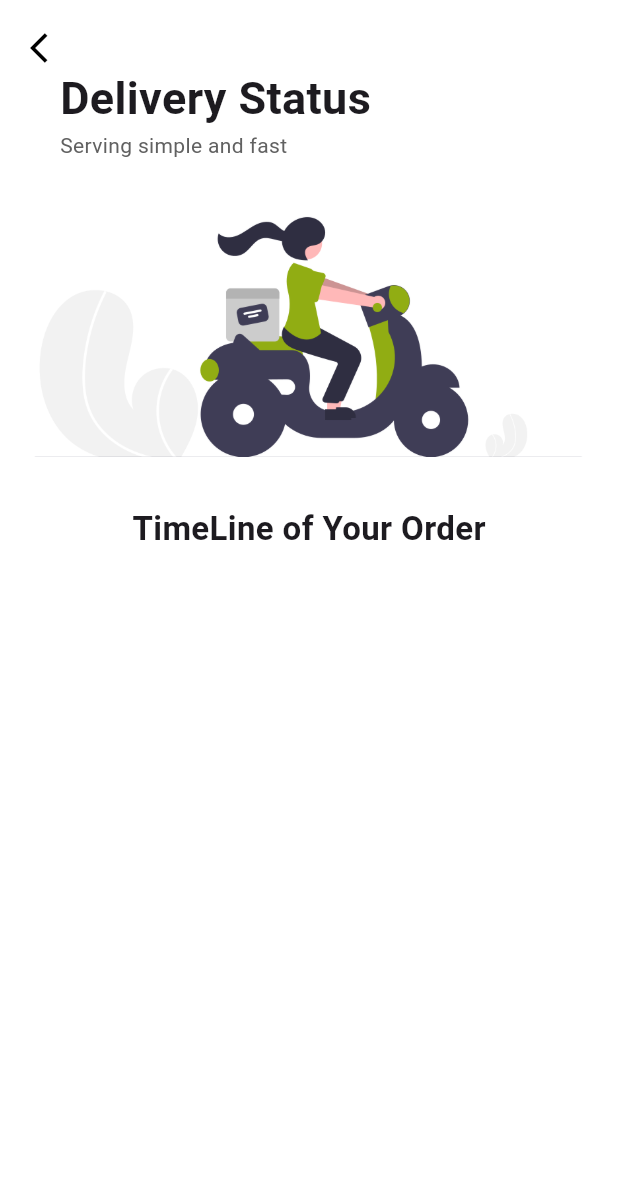
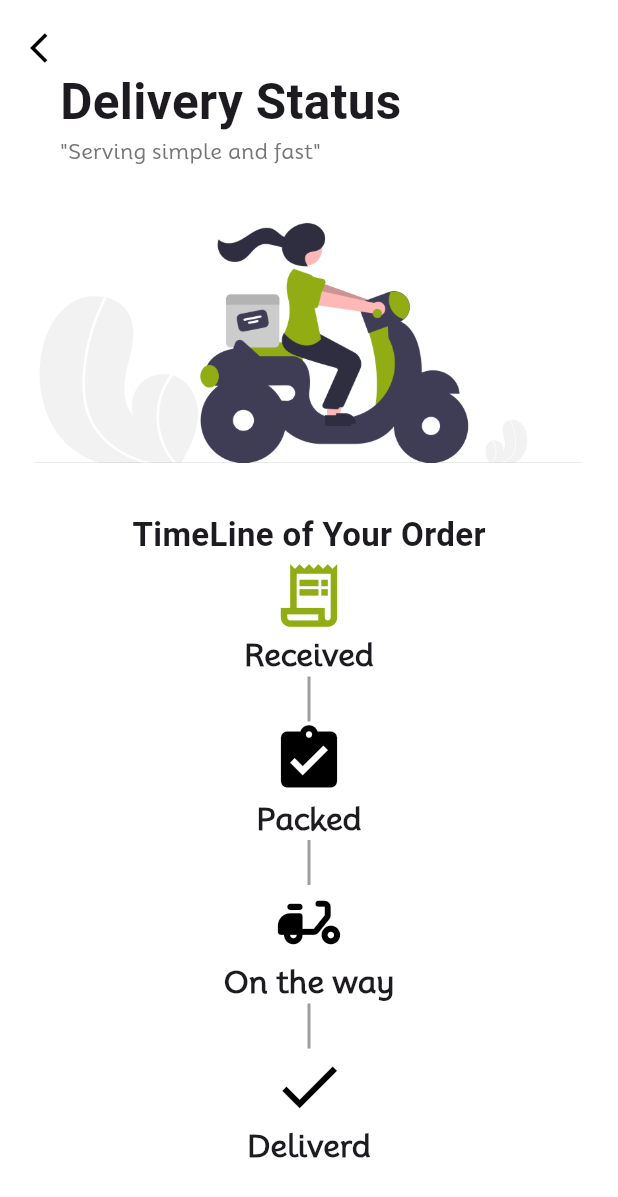
Before and after one commit to admin123KK/goodproject, a Flutter app: the OrderPage screen opened directly, on a phone screen of 412 x 824 dp. Shown: the top 1197 px of the screen. Run offline on Flutter 3.47's test engine with Material 3 defaults, Android fonts, the phone set to English and light mode, and no system bars; our stand-ins replace cloud_firestore, firebase_auth, firebase_core, flutter_rating_bar, google_maps_flutter, google_sign_in and 2 more; accounts and stored records are empty; network calls fail.

Commit message:
Delivery Status Done

```diff
--- a/lib/home_page.dart
+++ b/lib/home_page.dart
@@ -7,7 +7,6 @@ import 'package:goodproject/items/Chukaune_page.dart';
 import 'package:goodproject/items/Phini_page.dart';
 import 'package:goodproject/items/Selroti.dart';
 import 'package:goodproject/items/cart.dart';
-import 'package:goodproject/items/testpage.dart';
 import 'package:goodproject/my_orderpage.dart';
 import 'package:goodproject/verifypages/location_page.dart';
 import 'package:goodproject/verifypages/login_page.dart';
@@ -452,10 +451,7 @@ class _LoginPageState extends State<HomePage> {
               },
             ),
             ListTile(
-              onTap: () {
-                Navigator.push(context,
-                    MaterialPageRoute(builder: (context) => TestPage()));
-              },
+              onTap: () {},
               leading: Icon(
                 Icons.feedback,
                 color: Colors.black,
--- a/lib/my_orderpage.dart
+++ b/lib/my_orderpage.dart
@@ -1,3 +1,5 @@
+import 'dart:async';
+
 import 'package:flutter/material.dart';
 
 class OrderPage extends StatefulWidget {
@@ -8,7 +10,40 @@ class OrderPage extends StatefulWidget {
 }
 
 class _OrderPageState extends State<OrderPage> {
+  bool orderReceived = true;
+  bool orderPacked = false;
+  bool orderOnWay = false;
+  bool orderDeliverd = false;
+
   @override
+  void initState() {
+    super.initState();
+    startTimer();
+  }
+
+  void startTimer() {
+    Timer(Duration(seconds: 5), () {
+      setState(() {
+        orderReceived = false;
+        orderPacked = true;
+      });
+
+      Timer(Duration(seconds: 3), () {
+        setState(() {
+          orderPacked = false;
+          orderOnWay = true;
+        });
+
+        Timer(Duration(seconds: 6), () {
+          setState(() {
+            orderOnWay = false;
+            orderDeliverd = true;
+          });
+        });
+      });
+    });
+  }
+
   Widget build(BuildContext context) {
     return Scaffold(
         backgroundColor: Colors.white,
@@ -23,7 +58,7 @@ class _OrderPageState extends State<OrderPage> {
                       onTap: () {
                         Navigator.pop(context);
                       },
-                      child: Icon(
+                      child: const Icon(
                         Icons.arrow_back_ios,
                         size: 24,
                         color: Colors.black,
@@ -36,7 +71,7 @@ class _OrderPageState extends State<OrderPage> {
                     child: const Text(
                       'Delivery Status',
                       style:
-                          TextStyle(fontWeight: FontWeight.bold, fontSize: 30),
+                          TextStyle(fontWeight: FontWeight.bold, fontSize: 33),
                     ),
                   ),
                 ),
@@ -46,8 +81,9 @@ class _OrderPageState extends State<OrderPage> {
                   child: Container(
                     alignment: Alignment.topLeft,
                     child: Text(
-                      'Serving simple and fast',
-                      style: TextStyle(color: Colors.grey[700]),
+                      '"Serving simple and fast"',
+                      style: TextStyle(
+                          color: Colors.grey[600], fontFamily: 'Mooli'),
                     ),
                   ),
                 ),
@@ -65,9 +101,54 @@ class _OrderPageState extends State<OrderPage> {
                     ),
                   ),
                 ),
+                Expanded(
+                  child: Container(
+                    height: 150,
+                    width: 300,
+                    child: Column(
+                      children: [
+                        _buildIcon(Icons.receipt_long_sharp, 'Received',
+                            orderReceived),
+                        Container(
+                          height: 30,
+                          child: const VerticalDivider(
+                              thickness: 2, color: Colors.grey),
+                        ),
+                        _buildIcon(
+                            Icons.assignment_turned_in, 'Packed', orderPacked),
+                        Container(
+                          height: 30,
+                          child: const VerticalDivider(
+                              color: Colors.grey, thickness: 2),
+                        ),
+                        _buildIcon(Icons.delivery_dining_rounded, 'On the way',
+                            orderOnWay),
+                        Container(
+                          height: 30,
+                          child: const VerticalDivider(
+                              thickness: 2, color: Colors.grey),
+                        ),
+                        _buildIcon(Icons.done, 'Deliverd', orderDeliverd),
+                      ],
+                    ),
+                  ),
+                ),
               ],
             ),
           ),
         ));
   }
 }
+
+Widget _buildIcon(IconData icon, String status, bool isCurrent) {
+  return Column(
+    children: [
+      Icon(icon, size: 50, color: isCurrent ? Color(0xFF91AD13) : Colors.black),
+      Text(
+        status,
+        style: const TextStyle(
+            fontSize: 20, fontWeight: FontWeight.bold, fontFamily: 'MOoli'),
+      )
+    ],
+  );
+}
```
